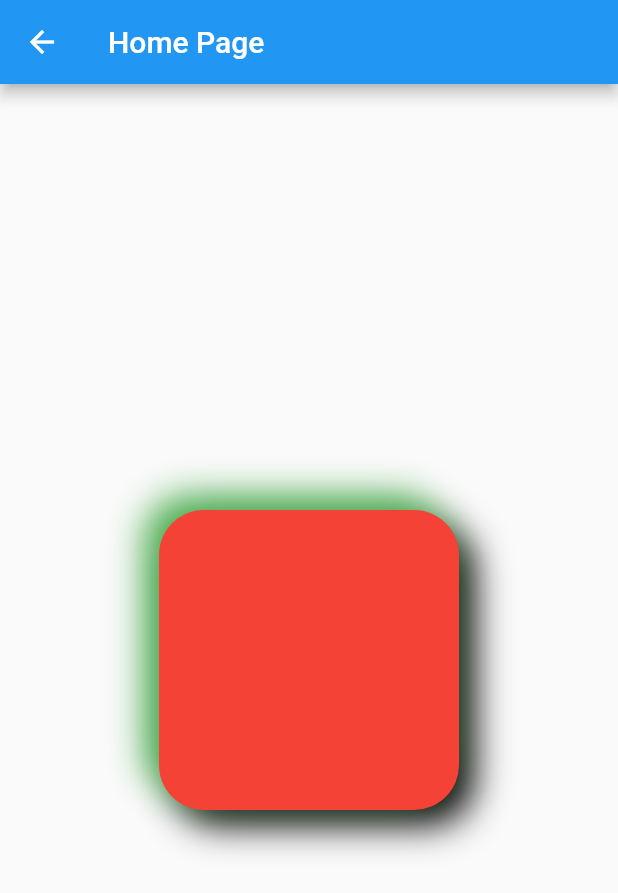
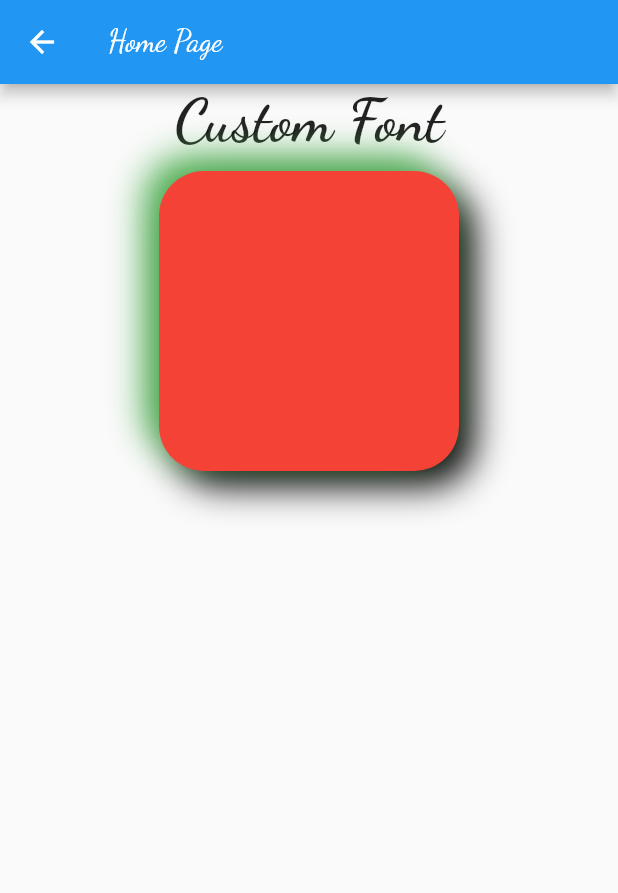
Before and after one commit to danieldkm/flutter, a Flutter app: the HomePage screen opened directly, on a phone screen of 412 x 824 dp. Shown: the top 893 px of the screen. Run offline on Flutter 3.47's test engine with Material 2 defaults, Android fonts, the phone set to English and light mode, and no system bars.

Commit message:
Customizando as fonts

```diff
--- a/3_flutter_maonamassa/lib/home/home_page.dart
+++ b/3_flutter_maonamassa/lib/home/home_page.dart
@@ -36,6 +36,45 @@ import 'package:flutter/material.dart';
 //   }
 // }
 
+// aula Container
+// class HomePage extends StatelessWidget {
+//   const HomePage({Key? key}) : super(key: key);
+
+//   @override
+//   Widget build(BuildContext context) {
+//     return Scaffold(
+//       appBar: AppBar(
+//         title: Text('Home Page'),
+//       ),
+//       body: Center(
+//         child: Container(
+//           width: 200,
+//           height: 200,
+//           margin: EdgeInsets.all(10),
+//           padding: EdgeInsets.all(10),
+//           // color: Colors.red,
+//           decoration: BoxDecoration(
+//             color: Colors.red,
+//             borderRadius: BorderRadius.circular(30),
+//             boxShadow: [
+//               BoxShadow(
+//                 color: Colors.black,
+//                 blurRadius: 20,
+//                 offset: Offset(10, 10),
+//               ),
+//               BoxShadow(
+//                 color: Colors.green,
+//                 blurRadius: 20,
+//                 offset: Offset(-10, -10),
+//               ),
+//             ],
+//           ),
+//         ),
+//       ),
+//     );
+//   }
+// }
+
 class HomePage extends StatelessWidget {
   const HomePage({Key? key}) : super(key: key);
 
@@ -43,10 +82,25 @@ class HomePage extends StatelessWidget {
   Widget build(BuildContext context) {
     return Scaffold(
       appBar: AppBar(
-        title: Text('Home Page'),
+        title: Text(
+          'Home Page',
+          style: TextStyle(
+            fontFamily: 'DancingScript',
+          ),
+        ),
       ),
       body: Center(
-        child: Container(
+        child: Column(
+          children: [
+            Text(
+              'Custom Font',
+              style: TextStyle(
+                fontFamily: 'DancingScript',
+                fontWeight: FontWeight.w700,
+                fontSize: 40,
+              ),
+            ),
+            Container(
               width: 200,
               height: 200,
               margin: EdgeInsets.all(10),
@@ -69,6 +123,8 @@ class HomePage extends StatelessWidget {
                 ],
               ),
             ),
+          ],
+        ),
       ),
     );
   }
--- a/3_flutter_maonamassa/lib/main.dart
+++ b/3_flutter_maonamassa/lib/main.dart
@@ -12,7 +12,8 @@ class MyApp extends StatelessWidget {
     return MaterialApp(
       debugShowCheckedModeBanner: false,
       title: 'Flutter Demo',
-      home: ImagesPage(),
+      // home: ImagesPage(),
+      home: HomePage(),
     );
   }
 }
```
Also changed, not shown: 3_flutter_maonamassa/pubspec.yaml (+6 -1 lines), 3_flutter_maonamassa/assets/fonts/DancingScript/DancingScript-Bold.ttf (added), 3_flutter_maonamassa/assets/fonts/DancingScript/DancingScript-Medium.ttf (added), 3_flutter_maonamassa/assets/fonts/DancingScript/DancingScript-Regular.ttf (added), 3_flutter_maonamassa/assets/fonts/DancingScript/DancingScript-SemiBold.ttf (added), 1 other file. Lines whose indentation alone changed are shown as unchanged.
